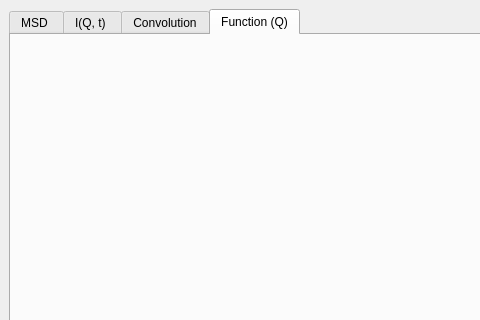
The window that qt/scientific_interfaces/Inelastic/QENSFitting/QENSFitting.ui (mantidproject/mantid) describes before a commit, drawn with Qt 5; both pictures show x 0 to 480 and y 0 to 320 of the 1100 by 1027 pixel window.
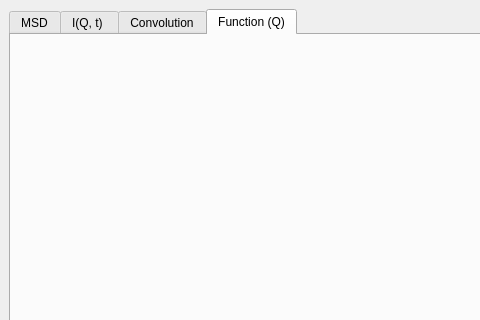
The same window after the commit. The open tabs and pages were chosen to show the change.

Commit message: Improve tooltip experience by showing them only on the tabs, and appropiate tip for each tab

Diff of the .ui file:
```diff
--- a/qt/scientific_interfaces/Inelastic/QENSFitting/QENSFitting.ui
+++ b/qt/scientific_interfaces/Inelastic/QENSFitting/QENSFitting.ui
@@ -61,7 +61,10 @@
       </property>
       <widget class="QWidget" name="tabMSD">
        <attribute name="title">
-        <string>MSD </string>
+        <string>MSD</string>
+       </attribute>
+       <attribute name="toolTip">
+        <string>&lt;html&gt;&lt;head/&gt;&lt;body&gt;&lt;p&gt;&lt;span style=&quot; font-weight:600;&quot;&gt;MSD: &lt;/span&gt;&lt;span style=&quot; font-style:italic;&quot;&gt;Mean Square Displacements for different fit models.&lt;/span&gt;&lt;/p&gt;&lt;/body&gt;&lt;/html&gt;</string>
        </attribute>
       </widget>
       <widget class="QWidget" name="tabIqt">
```
Left out of the diff: 13 changed lines with no effect on the pictures.
